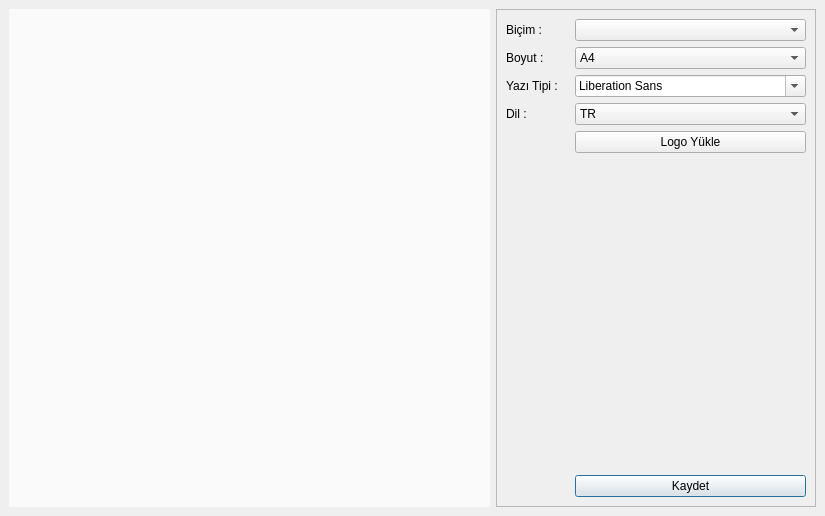
Old version of the form press_v4/editreport.ui in the repository silozd/presstest_control_app.
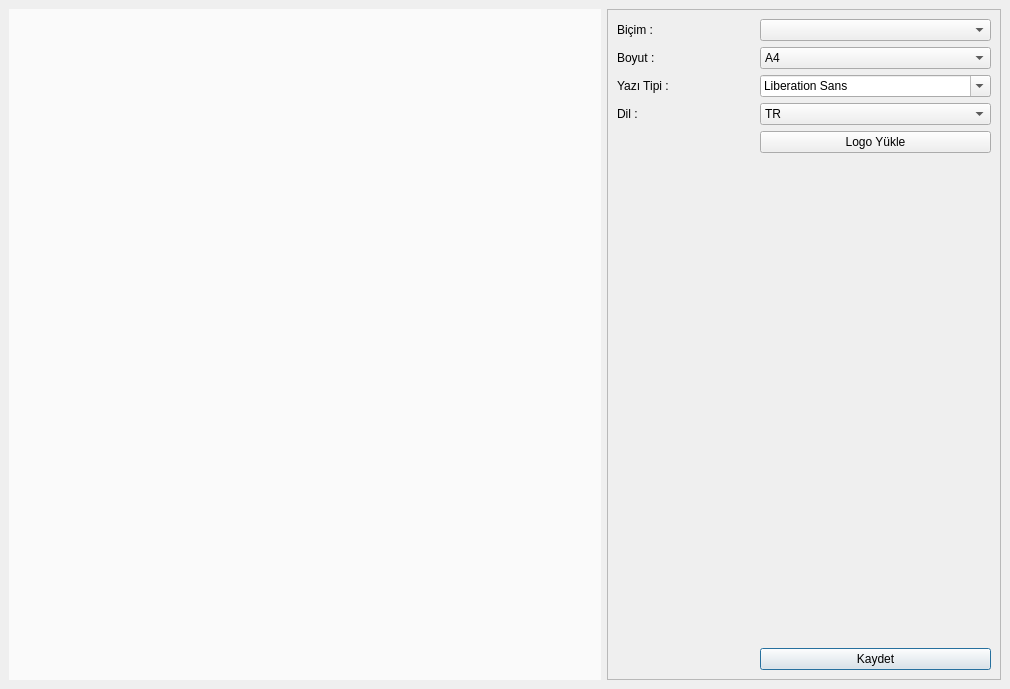
New version of the form.

Patch:
```diff
--- a/press_v4/editreport.ui
+++ b/press_v4/editreport.ui
@@ -6,8 +6,8 @@
    <rect>
     <x>0</x>
     <y>0</y>
-    <width>825</width>
-    <height>516</height>
+    <width>1010</width>
+    <height>689</height>
    </rect>
   </property>
   <property name="windowTitle">
@@ -42,8 +42,8 @@
           <rect>
            <x>0</x>
            <y>0</y>
-           <width>318</width>
-           <height>496</height>
+           <width>392</width>
+           <height>669</height>
           </rect>
          </property>
          <layout class="QGridLayout" name="gridLayout_2" columnstretch="1,1">
```
